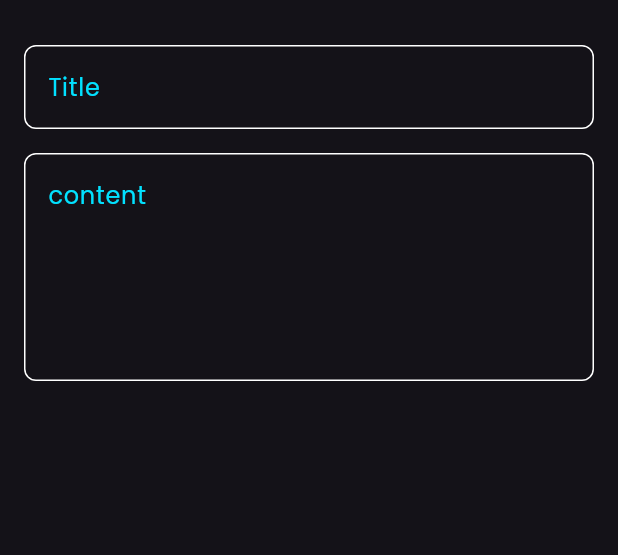
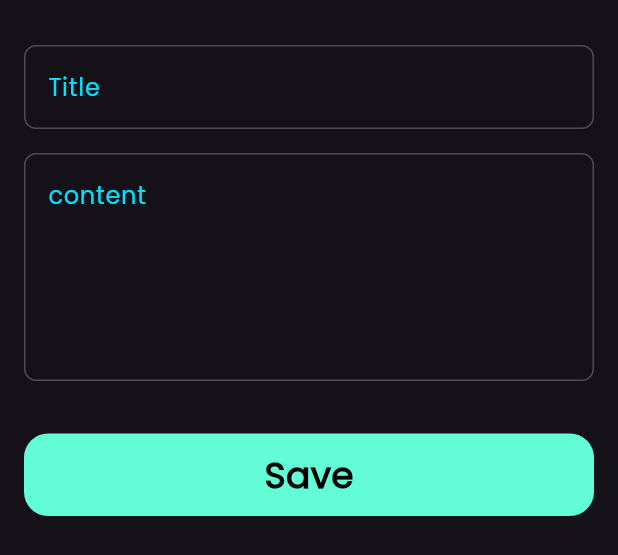
Before and after one commit to stormers15/Notes_App, a Flutter app: the AddNoteBottomSheet widget shown alone on an empty page, opened directly, on a phone screen of 412 x 824 dp. Shown: the top 555 px of the screen. Run offline on Flutter 3.47's test engine with Material 3 defaults, Android fonts, the phone set to English and light mode, and no system bars; our stand-ins replace font_awesome_flutter.

Commit message:
Finish Notes Bottom Sheet

```diff
--- a/lib/Views/Widgets/add_note_bottom_sheet.dart
+++ b/lib/Views/Widgets/add_note_bottom_sheet.dart
@@ -1,6 +1,6 @@
 import 'package:flutter/material.dart';
 import 'package:notes_app/Views/Widgets/custom_text_field.dart';
-
+import 'custom_button.dart';
 class AddNoteBottomSheet extends StatelessWidget {
   const AddNoteBottomSheet({super.key});
 
@@ -8,20 +8,18 @@ class AddNoteBottomSheet extends StatelessWidget {
   Widget build(BuildContext context) {
     return const Padding(
       padding: EdgeInsets.symmetric(horizontal: 16.0),
-      child: Column(
-        children: [
-          SizedBox(height: 30),
-          CustomTextField(
-            hint: "Title",
-          ),
-          SizedBox(
-            height: 16,
-          ),
-          CustomTextField(
-            hint: "content",
-            maxLines: 5,
-          ),
-        ],
+      child: SingleChildScrollView(
+        child: Column(
+          children: [
+            SizedBox(height: 30),
+            CustomTextField(hint: "Title"),
+            SizedBox(height: 16),
+            CustomTextField(hint: "content", maxLines: 5),
+            SizedBox(height: 35),
+            CustomButton(),
+            SizedBox(height: 24),
+          ],
+        ),
       ),
     );
   }
--- /dev/null
+++ b/lib/Views/Widgets/custom_button.dart
@@ -0,0 +1,24 @@
+import 'package:flutter/material.dart';
+import 'package:notes_app/constans.dart';
+
+class CustomButton extends StatelessWidget {
+  const CustomButton({super.key});
+
+  @override
+  Widget build(BuildContext context) {
+    return Container(
+      width: MediaQuery.of(context).size.width,
+      height: 55,
+      decoration: BoxDecoration(
+        color: kprimarycolor,
+        borderRadius: BorderRadius.circular(16),
+      ),
+      child: const Center(
+          child: Text(
+        "Save",
+        style: TextStyle(
+            color: Colors.black, fontSize: 24, fontWeight: FontWeight.bold),
+      )),
+    );
+  }
+}
--- a/lib/Views/Widgets/custom_text_field.dart
+++ b/lib/Views/Widgets/custom_text_field.dart
@@ -25,6 +25,6 @@ class CustomTextField extends StatelessWidget {
   OutlineInputBorder buildBorder([color]) {
     return OutlineInputBorder(
         borderRadius: BorderRadius.circular(8),
-        borderSide: BorderSide(color: color ?? Colors.white));
+        borderSide: BorderSide(color: color ?? Colors.white24));
   }
 }
```
